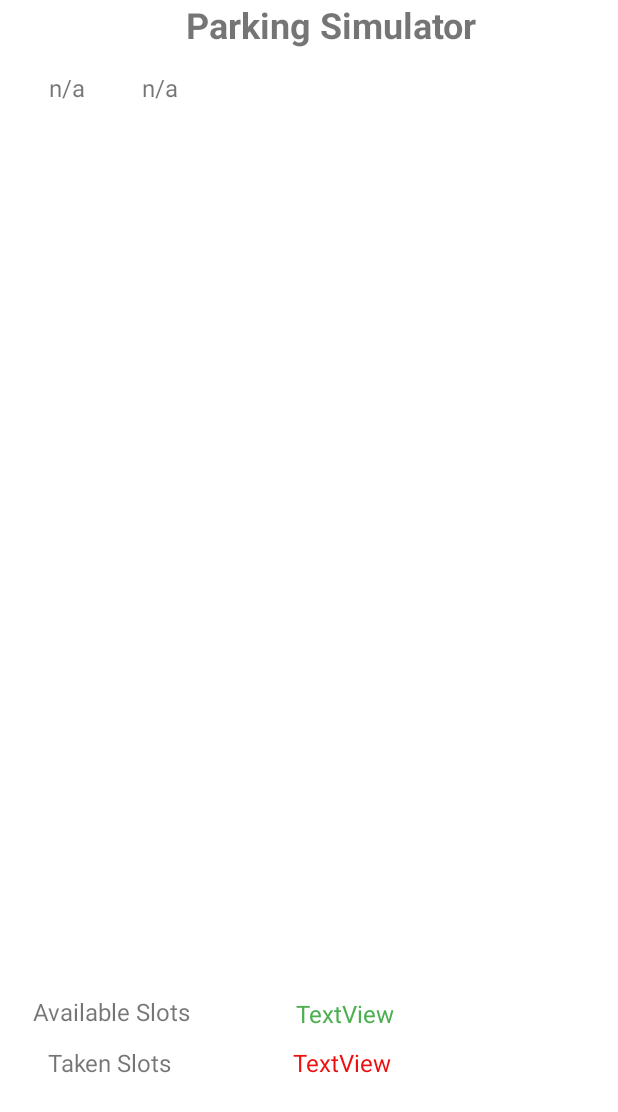
After one commit to abdallah0100/Parking_App, an Android app: the layout parking_simulator_layout.xml on its own in the app's theme, with its tools: preview values and no code run, on a phone screen of 412 x 824 dp. The commit adds this screen. Shown: the top 1112 px of the screen. Run offline under Robolectric (Android 15) with nearby library versions, the phone set to English and light mode, and no system bars.

Commit message:
created parking simulator layout

```diff
--- a/app/build.gradle.kts
+++ b/app/build.gradle.kts
@@ -43,6 +43,7 @@ dependencies {
     implementation(libs.lifecycle.viewmodel.ktx)
     implementation(libs.navigation.fragment)
     implementation(libs.navigation.ui)
+    implementation(libs.gridlayout)
     testImplementation(libs.junit)
     androidTestImplementation(libs.ext.junit)
     androidTestImplementation(libs.espresso.core)
--- /dev/null
+++ b/app/src/main/res/layout/parking_simulator_layout.xml
@@ -0,0 +1,118 @@
+<?xml version="1.0" encoding="utf-8"?>
+<androidx.constraintlayout.widget.ConstraintLayout xmlns:android="http://schemas.android.com/apk/res/android"
+    xmlns:app="http://schemas.android.com/apk/res-auto"
+    xmlns:tools="http://schemas.android.com/tools"
+    android:layout_width="match_parent"
+    android:layout_height="match_parent">
+
+    <TextView
+        android:id="@+id/layoutTitle"
+        android:layout_width="195dp"
+        android:layout_height="wrap_content"
+        android:layout_marginStart="175dp"
+        android:layout_marginEnd="175dp"
+        android:layout_marginBottom="10dp"
+        android:text="@string/parking_simulator"
+        android:textSize="24sp"
+        android:textStyle="bold"
+        app:layout_constraintBottom_toBottomOf="parent"
+        app:layout_constraintEnd_toEndOf="parent"
+        app:layout_constraintHorizontal_bias="0.386"
+        app:layout_constraintStart_toStartOf="parent"
+        app:layout_constraintTop_toTopOf="parent"
+        app:layout_constraintVertical_bias="0.0" />
+
+    <androidx.gridlayout.widget.GridLayout
+        android:id="@+id/gridSlots"
+        android:layout_width="413dp"
+        android:layout_height="539dp"
+        app:layout_constraintBottom_toBottomOf="parent"
+        app:layout_constraintEnd_toEndOf="parent"
+        app:layout_constraintHorizontal_bias="0.333"
+        app:layout_constraintStart_toStartOf="parent"
+        app:layout_constraintTop_toBottomOf="@id/layoutTitle"
+        app:layout_constraintVertical_bias="0.201">
+
+    </androidx.gridlayout.widget.GridLayout>
+
+    <TextView
+        android:id="@+id/cityText"
+        android:layout_width="wrap_content"
+        android:layout_height="wrap_content"
+        android:text="@string/place_holder"
+        android:textSize="16sp"
+        app:layout_constraintBottom_toTopOf="@+id/gridSlots"
+        app:layout_constraintEnd_toEndOf="parent"
+        app:layout_constraintHorizontal_bias="0.085"
+        app:layout_constraintStart_toStartOf="parent"
+        app:layout_constraintTop_toBottomOf="@+id/layoutTitle"
+        app:layout_constraintVertical_bias="0.509" />
+
+    <TextView
+        android:id="@+id/parkText"
+        android:layout_width="wrap_content"
+        android:layout_height="wrap_content"
+        android:layout_marginStart="24dp"
+        android:text="@string/place_holder"
+        android:textSize="16sp"
+        app:layout_constraintBottom_toTopOf="@+id/gridSlots"
+        app:layout_constraintEnd_toEndOf="parent"
+        app:layout_constraintHorizontal_bias="0.045"
+        app:layout_constraintStart_toEndOf="@+id/cityText"
+        app:layout_constraintTop_toBottomOf="@+id/layoutTitle"
+        app:layout_constraintVertical_bias="0.509" />
+
+    <TextView
+        android:id="@+id/textView5"
+        android:layout_width="wrap_content"
+        android:layout_height="wrap_content"
+        android:text="@string/available_slots"
+        android:textSize="16sp"
+        app:layout_constraintBottom_toBottomOf="parent"
+        app:layout_constraintEnd_toEndOf="parent"
+        app:layout_constraintHorizontal_bias="0.071"
+        app:layout_constraintStart_toStartOf="parent"
+        app:layout_constraintTop_toBottomOf="@+id/gridSlots"
+        app:layout_constraintVertical_bias="0.228" />
+
+    <TextView
+        android:id="@+id/textView6"
+        android:layout_width="wrap_content"
+        android:layout_height="wrap_content"
+        android:text="@string/taken_slots"
+        android:textSize="16sp"
+        app:layout_constraintBottom_toBottomOf="parent"
+        app:layout_constraintEnd_toEndOf="parent"
+        app:layout_constraintHorizontal_bias="0.097"
+        app:layout_constraintStart_toStartOf="parent"
+        app:layout_constraintTop_toBottomOf="@+id/textView5"
+        app:layout_constraintVertical_bias="0.105" />
+
+    <TextView
+        android:id="@+id/avbl_slots"
+        android:layout_width="wrap_content"
+        android:layout_height="wrap_content"
+        android:text="TextView"
+        android:textColor="#4CAF50"
+        android:textSize="16sp"
+        app:layout_constraintBottom_toBottomOf="parent"
+        app:layout_constraintEnd_toEndOf="parent"
+        app:layout_constraintHorizontal_bias="0.318"
+        app:layout_constraintStart_toEndOf="@+id/textView5"
+        app:layout_constraintTop_toBottomOf="@+id/gridSlots"
+        app:layout_constraintVertical_bias="0.236" />
+
+    <TextView
+        android:id="@+id/taken_slots"
+        android:layout_width="wrap_content"
+        android:layout_height="wrap_content"
+        android:text="TextView"
+        android:textColor="#EF0E0E"
+        android:textSize="16sp"
+        app:layout_constraintBottom_toBottomOf="parent"
+        app:layout_constraintEnd_toEndOf="parent"
+        app:layout_constraintHorizontal_bias="0.347"
+        app:layout_constraintStart_toEndOf="@+id/textView6"
+        app:layout_constraintTop_toBottomOf="@+id/avbl_slots"
+        app:layout_constraintVertical_bias="0.092" />
+</androidx.constraintlayout.widget.ConstraintLayout>
--- a/app/src/main/res/values/strings.xml
+++ b/app/src/main/res/values/strings.xml
@@ -7,7 +7,7 @@
     <string name="city">City</string>
     <string name="park">Park</string>
     <string name="continue_string">Continue</string>
-    <string name="parking_simulator">Parking_Simulator</string>
+    <string name="parking_simulator">Parking Simulator</string>
     <string name="place_holder">n/a</string>
     <string name="taken_slots">Taken Slots</string>
     <string name="available_slots">Available Slots</string>
--- a/gradle/libs.versions.toml
+++ b/gradle/libs.versions.toml
@@ -10,6 +10,7 @@ lifecycleLivedataKtx = "2.8.7"
 lifecycleViewmodelKtx = "2.8.7"
 navigationFragment = "2.8.5"
 navigationUi = "2.8.5"
+gridlayout = "1.0.0"
 
 [libraries]
 junit = { group = "junit", name = "junit", version.ref = "junit" }
@@ -22,6 +23,7 @@ lifecycle-livedata-ktx = { group = "androidx.lifecycle", name = "lifecycle-lived
 lifecycle-viewmodel-ktx = { group = "androidx.lifecycle", name = "lifecycle-viewmodel-ktx", version.ref = "lifecycleViewmodelKtx" }
 navigation-fragment = { group = "androidx.navigation", name = "navigation-fragment", version.ref = "navigationFragment" }
 navigation-ui = { group = "androidx.navigation", name = "navigation-ui", version.ref = "navigationUi" }
+gridlayout = { group = "androidx.gridlayout", name = "gridlayout", version.ref = "gridlayout" }
 
 [plugins]
 android-application = { id = "com.android.application", version.ref = "agp" }
```
